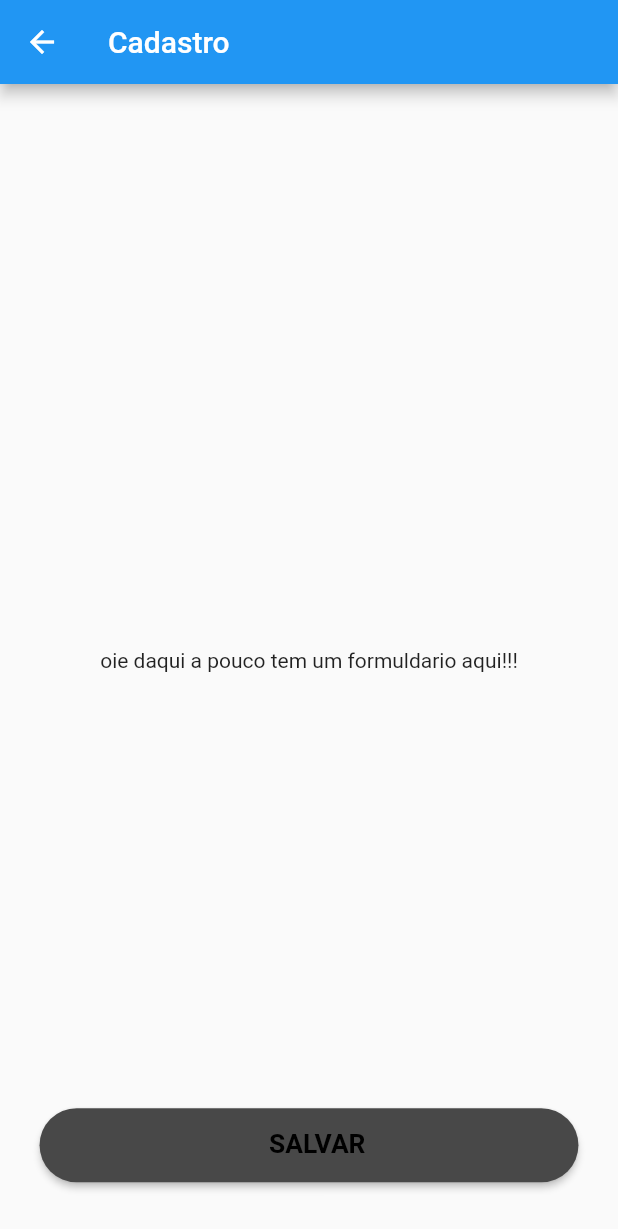
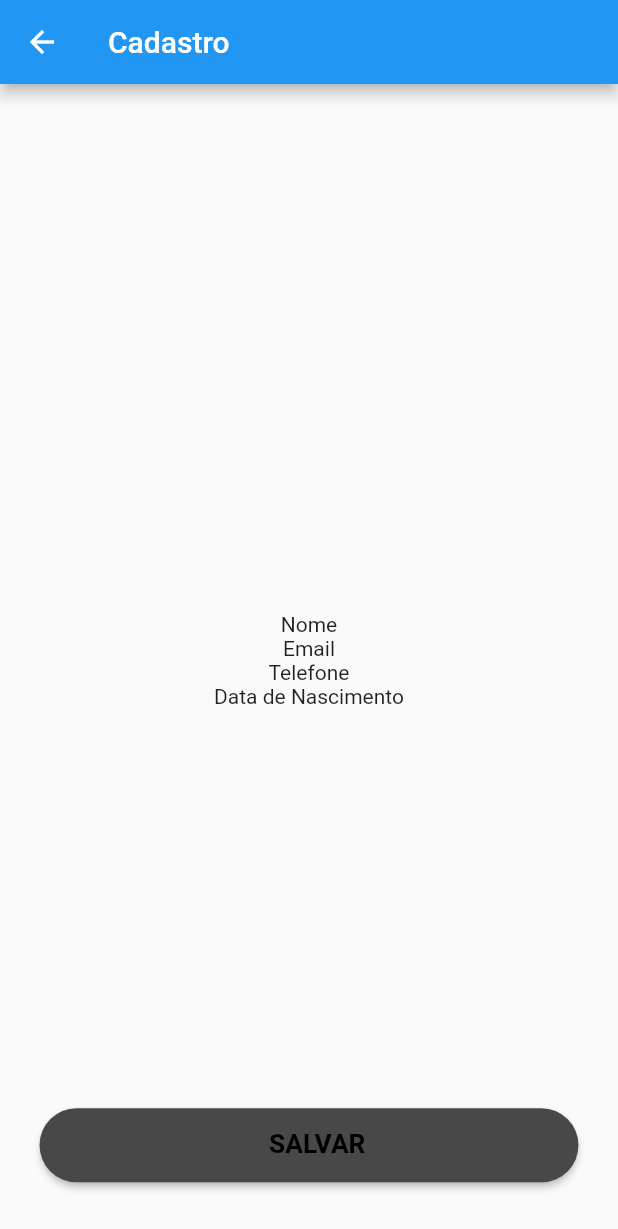
Before and after one commit to olivegusta/barbearia, a Flutter app: the cadastroPage screen opened by its route, on a phone screen of 412 x 824 dp. Shown: the top 1229 px of the screen. Run offline on Flutter 3.47's test engine with Material 2 defaults, Android fonts, the phone set to English and light mode, and no system bars.

Commit message:
Criando formulario de cadastro

```diff
--- a/barbearia/lib/pages/cadastro.dart
+++ b/barbearia/lib/pages/cadastro.dart
@@ -45,7 +45,14 @@ class _cadastroPageState extends State<cadastroPage> {
 }
 
 Widget _formulario() {
-  return Text("oie daqui a pouco tem um formuldario aqui!!!");
+  return Column(
+    children: [
+      Text("Nome"),
+      Text("Email"),
+      Text("Telefone"),
+      Text("Data de Nascimento"),
+    ],
+  );
 }
 
 Widget _botoes() {
--- a/barbearia/lib/utils/common.dart
+++ b/barbearia/lib/utils/common.dart
@@ -70,3 +70,9 @@ Widget botao({texto, action, double maxWidth = 200, bool disabled = false}) {
     ),
   );
 }
+
+Widget labelGenerico(String string, {required Color textColor}) {
+  TextStyle textStyle = (textColor == null)
+      ? AppConsts.textLabel
+      : AppConsts.textLabel.copyWith(color: textColor);
+}
--- a/barbearia/lib/utils/consts.dart
+++ b/barbearia/lib/utils/consts.dart
@@ -50,13 +50,19 @@ class AppConsts {
   static double fontSize08 = setWidth(8.0);
   static double fontSize09 = setWidth(9.0);
   static double fontSize10 = setWidth(10.0);
+  static double fontSize12 = setWidth(12.0);
   static double fontSize16 = setWidth(16.0);
   static double fontSize18 = setWidth(18.0);
   static double fontSize24 = setWidth(24.0);
+
   static TextStyle styleTitle = TextStyle(
-      color: AppConsts.onText,
+      //color: AppConsts.onText,
       fontWeight: FontWeight.w600,
       fontSize: AppConsts.fontSize24);
 
-  static double topHeight = 10.0;
+  static TextStyle textLabel = TextStyle(
+    color: Colors.black,
+    fontSize: AppConsts.fontSize12,
+    height: 1.5,
+  );
 }
```
Also changed, not shown: barbearia/pubspec.yaml (+4 -4 lines), barbearia/pubspec.lock.
